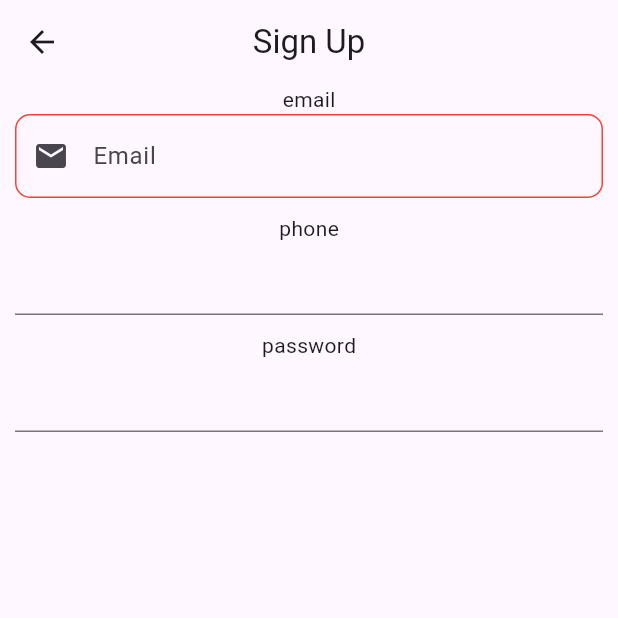
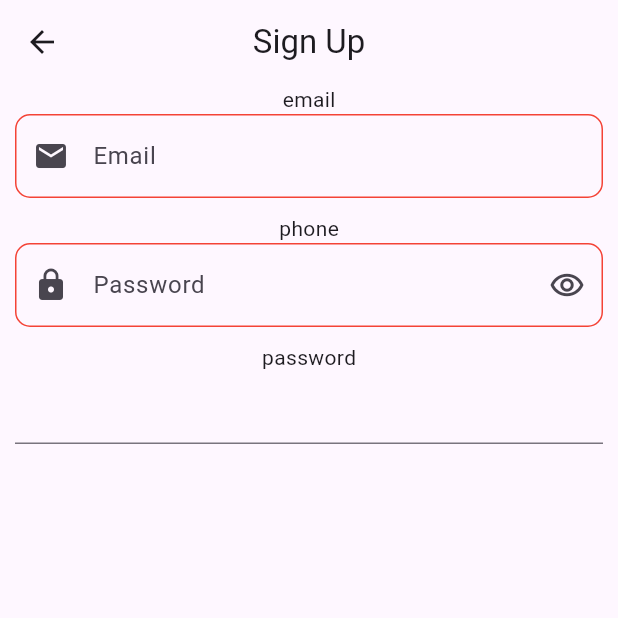
Before and after one commit to fahimshahariar09/provider_dio_practice, a Flutter app: the SignUp screen opened directly, on a phone screen of 412 x 824 dp, the top half of it. Run offline on Flutter 3.47's test engine with Material 3 defaults, Android fonts, the phone set to English and light mode, and no system bars; our stand-ins replace dio, get.

Commit message:
first commit

```diff
--- a/lib/view/screen/auth/sign_up.dart
+++ b/lib/view/screen/auth/sign_up.dart
@@ -2,6 +2,7 @@ import 'package:flutter/material.dart';
 import 'package:get/get.dart';
 import 'package:provider_dio_practice/controller/ui_controller/auth/sign_up.dart';
 import 'package:provider_dio_practice/view/screen/auth/widget/email_text_field.dart';
+import 'package:provider_dio_practice/view/screen/auth/widget/password_text_field.dart';
 
 class SignUp extends StatelessWidget {
   const SignUp({super.key});
@@ -23,12 +24,12 @@ class SignUp extends StatelessWidget {
               EmailTextField(emailController: signUpController.emailController),
               SizedBox(height: 10),
               Text("phone"),
-              TextField(),
+              PasswordTextField(
+                  passController: signUpController.passController),
               SizedBox(height: 10),
               Text("password"),
               TextField(),
               SizedBox(height: 10),
-
             ],
           ),
         ),
```
